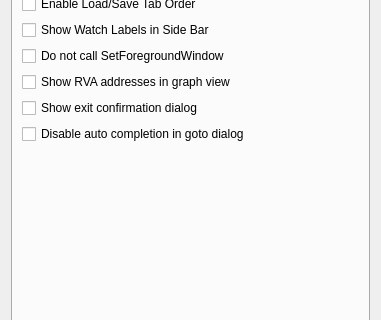
Qt form src/gui/Src/Gui/SettingsDialog.ui (x64dbg/x64dbg) before a commit; both pictures show x 0 to 381 and y 156 to 476 of the 381 by 567 pixel window.
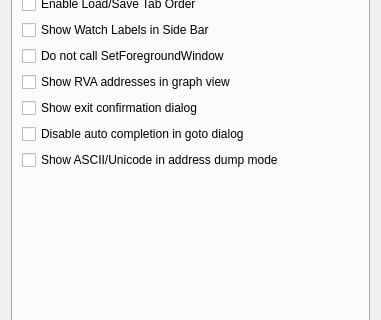
The same form after that commit. Icons and pictures are not drawn.

Commit message: GUI: introduce setting for ASCII/Unicode in address dump mode

```diff
--- a/src/gui/Src/Gui/SettingsDialog.ui
+++ b/src/gui/Src/Gui/SettingsDialog.ui
@@ -706,6 +706,13 @@
          </property>
         </widget>
        </item>
+       <item>
+        <widget class="QCheckBox" name="chkAsciiAddressDumpMode">
+         <property name="text">
+          <string>Show ASCII/Unicode in address dump mode</string>
+         </property>
+        </widget>
+       </item>
        <item>
         <spacer name="verticalSpacer_7">
          <property name="orientation">
```
The commit also changes 4 other files.
